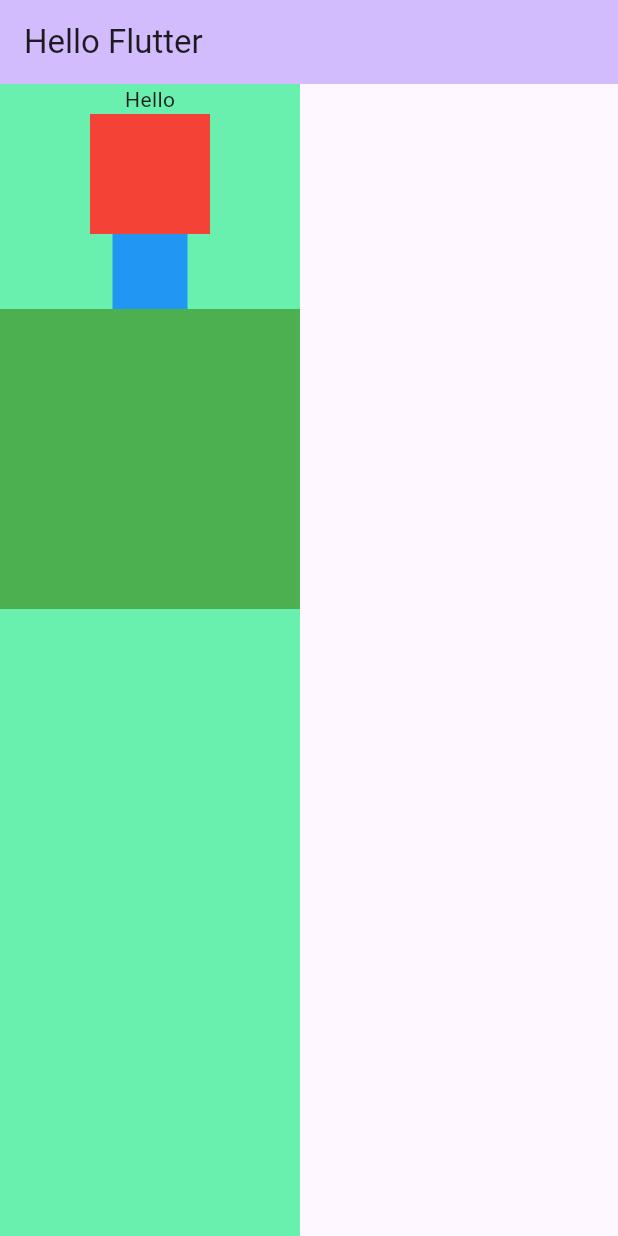
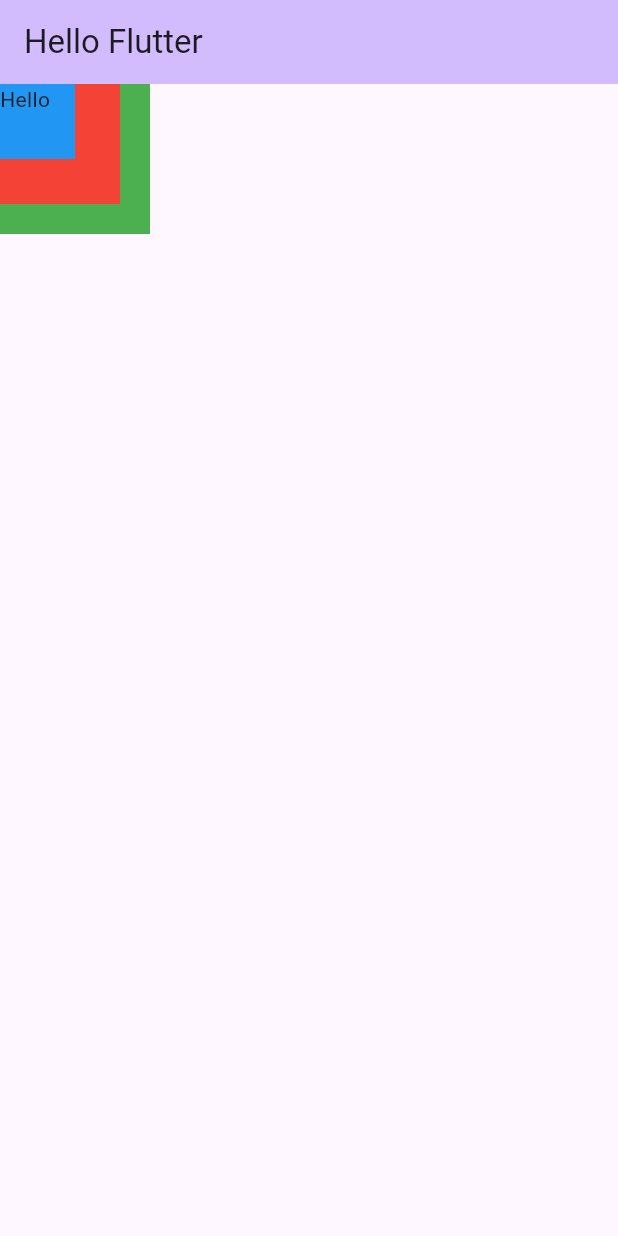
Before and after one commit to AhmetEminSaglik/flutter-learn-Kasim-Adalan, a Flutter app: the screen it shows after launch, on a phone screen of 412 x 824 dp. Run offline on Flutter 3.47's test engine with Material 2 defaults, Android fonts, the phone set to English and light mode, and no system bars.

Commit message:
Learned how to use Stack()

```diff
--- a/lib/main.dart
+++ b/lib/main.dart
@@ -46,7 +46,15 @@ class _MyHomePageState extends State<MyHomePage> {
           backgroundColor: Theme.of(context).colorScheme.inversePrimary,
           title: Text(widget.title),
         ),
-        body: Container(
+        body: Stack(
+          children: [
+            Container(width: 100, height: 100, color: Colors.green),
+            Container(width: 80, height: 80, color: Colors.red),
+            Container(width: 50, height: 50, color: Colors.blue),
+            Text("Hello"),
+          ],
+        )
+      /*Container(
           color: Colors.greenAccent,
           child: Column(
             children: [
@@ -56,7 +64,7 @@ class _MyHomePageState extends State<MyHomePage> {
               Container(width: 200, height: 200, color: Colors.green),
             ],
           ),
-        )
+        )*/
         /* Row(
         children: [
           Text("Hello"),
```
